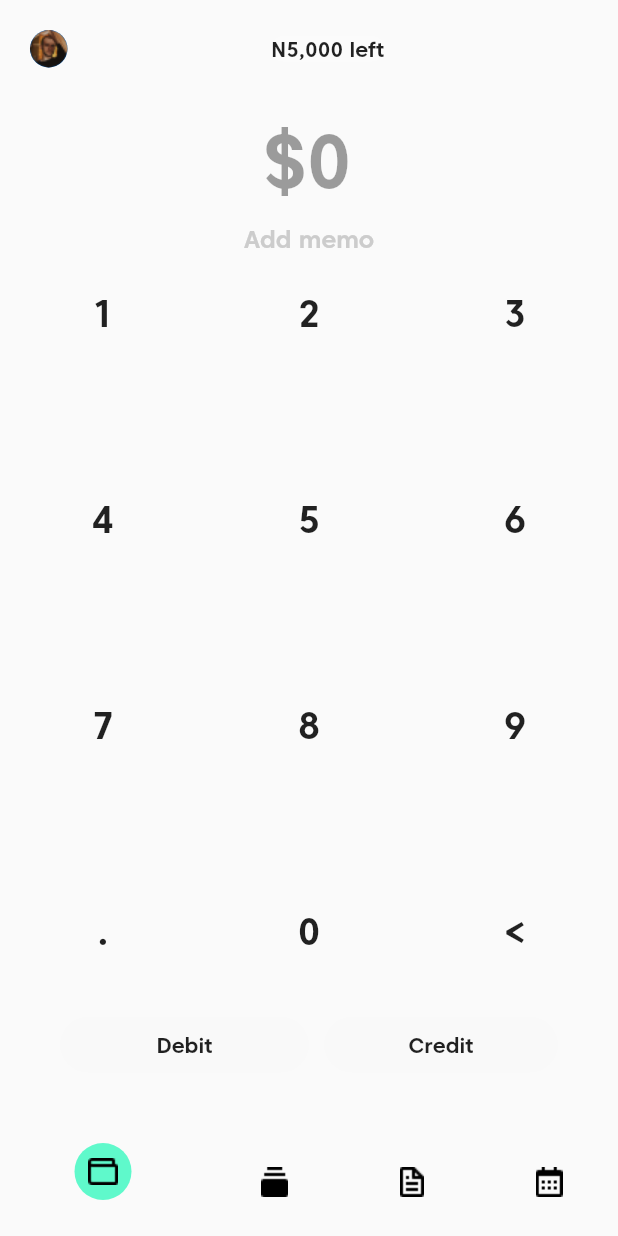
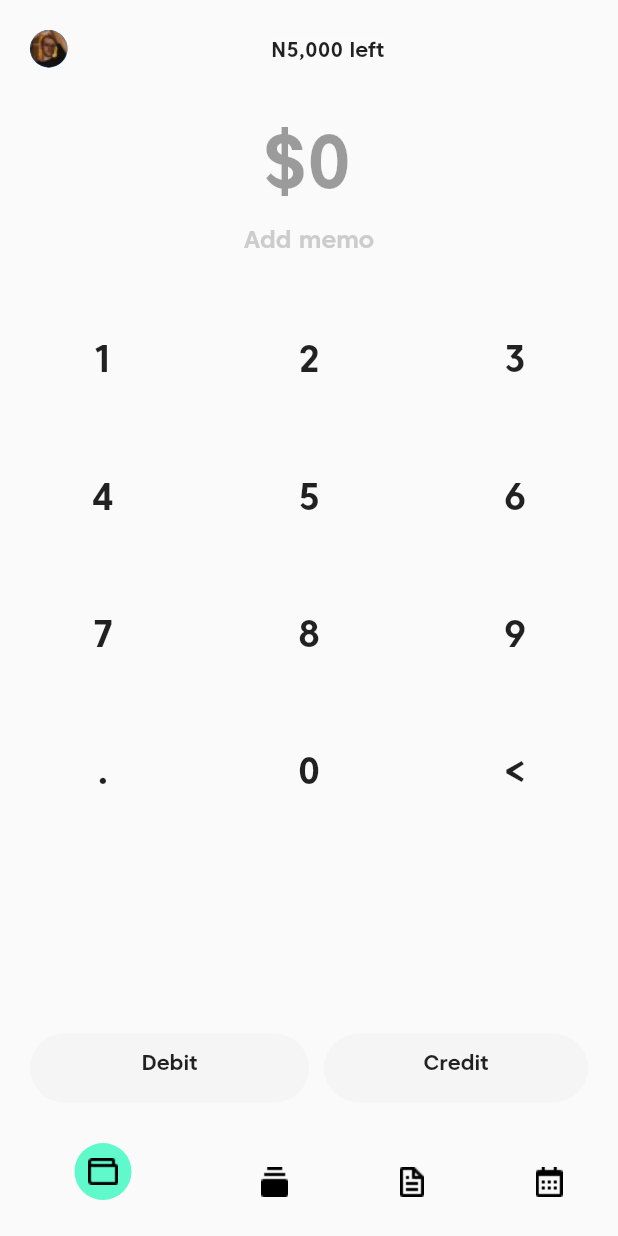
Before and after one commit to meemah/budgit, a Flutter app: the screen it shows after launch, on a phone screen of 412 x 824 dp. Run offline on Flutter 3.47's test engine with Material 2 defaults, Android fonts, the phone set to English and light mode, and no system bars.

Commit message:
screenshot added

```diff
--- a/lib/custom_widget/key_pad.dart
+++ b/lib/custom_widget/key_pad.dart
@@ -11,11 +11,11 @@ class KeyPad extends StatelessWidget {
 
   @override
   Widget build(BuildContext context) {
-    return GestureDetector(
-        onTap: onPress,
+    return MaterialButton(
+        padding: EdgeInsets.all(0.0),
+        onPressed: onPress,
         child: Text(
           value,
-          textAlign: TextAlign.center,
           style: TextStyle(fontSize: 25, fontWeight: FontWeight.w700),
         ));
   }
--- a/lib/custom_widget/transaction_type_container.dart
+++ b/lib/custom_widget/transaction_type_container.dart
@@ -10,6 +10,7 @@ class TransactionTypeContainer extends StatelessWidget {
   Widget build(BuildContext context) {
     return Expanded(
       child: Container(
+        height: 46,
         margin: EdgeInsets.only(left: marginLeft),
         padding: EdgeInsets.all(10.0),
         child: Text(
@@ -17,8 +18,7 @@ class TransactionTypeContainer extends StatelessWidget {
           textAlign: TextAlign.center,
         ),
         decoration: BoxDecoration(
-          // color: Colors.black,
-          color: Color(0xffF9F9F9),
+          color: Colors.grey[100],
           borderRadius: BorderRadius.circular(30.0),
         ),
       ),
--- a/lib/view/home_view.dart
+++ b/lib/view/home_view.dart
@@ -10,6 +10,8 @@ class HomeView extends StatelessWidget {
   TextEditingController textController = TextEditingController(text: "\$0");
   @override
   Widget build(BuildContext context) {
+    var aspectRatio = MediaQuery.of(context).size.aspectRatio;
+    // print(height);
     return Scaffold(
       bottomNavigationBar: BottomNavigationBar(
         elevation: 0.0,
@@ -46,7 +48,7 @@ class HomeView extends StatelessWidget {
                 padding: EdgeInsets.only(top: 25.0),
                 shrinkWrap: true,
                 gridDelegate: new SliverGridDelegateWithFixedCrossAxisCount(
-                    crossAxisCount: 3),
+                    childAspectRatio: aspectRatio * 3, crossAxisCount: 3),
                 itemCount: KeyValueModel.keys.length,
                 itemBuilder: (BuildContext ctx, index) {
                   return KeyPad(
@@ -72,8 +74,9 @@ class HomeView extends StatelessWidget {
                   );
                 }),
           ),
+
           Padding(
-            padding: const EdgeInsets.all(40.0),
+            padding: const EdgeInsets.all(20.0),
             child: Row(
               children: [
                 TransactionTypeContainer(
--- a/pubspec.yaml
+++ b/pubspec.yaml
@@ -25,6 +25,7 @@ dependencies:
     sdk: flutter
   google_fonts:
   provider:
+
 
 
   # The following adds the Cupertino Icons font to your application.
```
